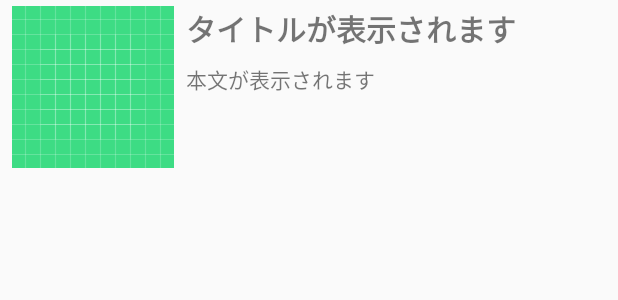
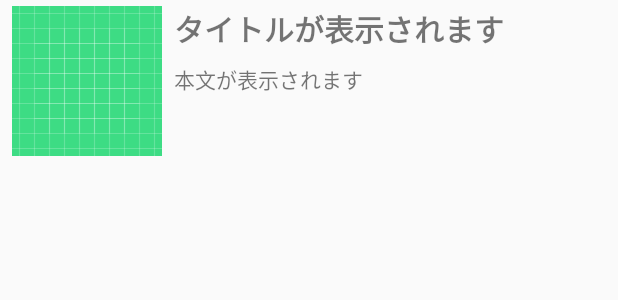
Before and after one commit to Kinoshita0623/ImageNoteApp, an Android app: the layout item_note.xml on its own in the app's theme, with its tools: preview values and no code run, on a phone screen of 412 x 824 dp. Shown: the top 300 px of the screen. Run offline under Robolectric (Android 15) with nearby library versions, the phone set to English and light mode, and no system bars.

Commit message:
画像サイズを調節

```diff
--- a/app/src/main/res/layout/item_note.xml
+++ b/app/src/main/res/layout/item_note.xml
@@ -12,13 +12,14 @@
 
     <ImageView
         android:id="@+id/image_view"
-        android:layout_width="wrap_content"
-        android:layout_height="wrap_content"
+        android:layout_width="100dp"
+        android:layout_height="100dp"
         app:layout_constraintBottom_toBottomOf="parent"
         app:layout_constraintStart_toStartOf="parent"
         app:layout_constraintTop_toTopOf="parent"
         tools:srcCompat="@drawable/ic_launcher_background"
-        tools:ignore="ContentDescription" />
+        tools:ignore="ContentDescription"
+        android:scaleType="center"/>
 
     <TextView
         android:id="@+id/title_view"
```
